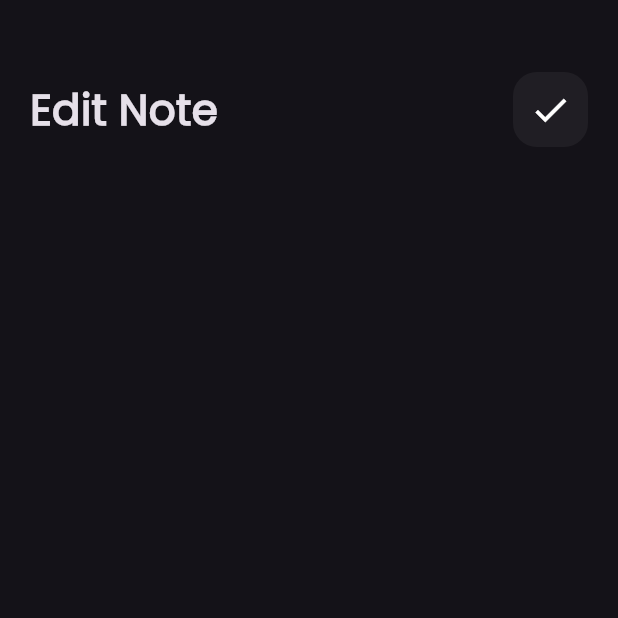
After one commit to Mohamed-Dawood9/notes_app, a Flutter app: the screen it shows after launch, after a tap on "Flutter Tips", on a phone screen of 412 x 824 dp, the top half of it. The commit adds this screen. Run offline on Flutter 3.47's test engine with Material 3 defaults, Android fonts, the phone set to English and light mode, and no system bars.

Commit message:
Create edit note view and add custom bar to it

```diff
--- a/lib/main.dart
+++ b/lib/main.dart
@@ -1,4 +1,5 @@
 import 'package:flutter/material.dart';
+import 'package:notes_app/view/edit_note_view.dart';
 import 'package:notes_app/view/notes_view.dart';
 
 void main() {
@@ -14,6 +15,7 @@ class NotesApp extends StatelessWidget {
       debugShowCheckedModeBanner: false,
       routes: {
         NotesView.id: (context) => const NotesView(),
+        EditNoteView.id: (context) => const EditNoteView(),
       },
       theme: ThemeData(brightness: Brightness.dark, fontFamily: "Poppins"),
       initialRoute: NotesView.id,
--- /dev/null
+++ b/lib/view/edit_note_view.dart
@@ -0,0 +1,25 @@
+import 'package:flutter/material.dart';
+import 'package:notes_app/widgets/custom_app_bar.dart';
+
+class EditNoteView extends StatelessWidget {
+  const EditNoteView({super.key});
+
+  static String id = "editNoteView";
+  @override
+  Widget build(BuildContext context) {
+    return const Scaffold(
+      body: Padding(
+        padding: EdgeInsets.only(left: 20, right: 20, top: 8),
+        child: Column(
+          children: [
+            SizedBox(height: 40),
+            CustomAppBar(
+              title: "Edit Note",
+              icon: Icons.check,
+            ),
+          ],
+        ),
+      ),
+    );
+  }
+}
--- a/lib/widgets/custom_app_bar.dart
+++ b/lib/widgets/custom_app_bar.dart
@@ -1,29 +1,20 @@
 import 'package:flutter/material.dart';
+import 'package:notes_app/widgets/custom_icon.dart';
 
 class CustomAppBar extends StatelessWidget {
-  const CustomAppBar({super.key});
-
+  const CustomAppBar({super.key, required this.title, required this.icon});
+  final String title;
+  final IconData icon;
   @override
   Widget build(BuildContext context) {
-    return Row(
+    return  Row(
       mainAxisAlignment: MainAxisAlignment.spaceBetween,
       children: [
-        const Text(
-          "Notes",
-          style: TextStyle(fontSize: 28, fontWeight: FontWeight.w600),
+        Text(
+          title,
+          style:const TextStyle(fontSize: 28, fontWeight: FontWeight.w600),
         ),
-        Container(
-          height: 50,
-          width: 50,
-          decoration: BoxDecoration(
-            color: Colors.white.withOpacity(.05),
-            borderRadius: BorderRadius.circular(16),
-          ),
-          child: const Icon(
-            Icons.search,
-            size: 28,
-          ),
-        )
+        CutsomIcon(icon: icon,)
       ],
     );
   }
--- /dev/null
+++ b/lib/widgets/custom_icon.dart
@@ -0,0 +1,22 @@
+import 'package:flutter/material.dart';
+
+class CutsomIcon extends StatelessWidget {
+  const CutsomIcon({super.key, required this.icon});
+
+  final IconData icon;
+  @override
+  Widget build(BuildContext context) {
+    return Container(
+      height: 50,
+      width: 50,
+      decoration: BoxDecoration(
+        color: Colors.white.withOpacity(.05),
+        borderRadius: BorderRadius.circular(16),
+      ),
+      child:  Icon(
+        icon ,
+        size: 28,
+      ),
+    );
+  }
+}
--- a/lib/widgets/custom_note_item.dart
+++ b/lib/widgets/custom_note_item.dart
@@ -1,12 +1,17 @@
 import 'package:flutter/material.dart';
 import 'package:notes_app/consts/consts.dart';
+import 'package:notes_app/view/edit_note_view.dart';
 
 class NotesItem extends StatelessWidget {
   const NotesItem({super.key});
 
   @override
   Widget build(BuildContext context) {
-    return Container(
+    return GestureDetector(
+      onTap: () {
+        Navigator.pushNamed(context, EditNoteView.id);
+      },
+      child: Container(
         padding: const EdgeInsets.only(top: 20, bottom: 20, left: 16),
         decoration: BoxDecoration(
           color: const Color(0xffFFCC80),
@@ -19,7 +24,9 @@ class NotesItem extends StatelessWidget {
               title: const Text(
                 "Flutter Tips",
                 style: TextStyle(
-                  color: kTextColor, fontSize: 28, fontWeight: FontWeight.w500),
+                    color: kTextColor,
+                    fontSize: 28,
+                    fontWeight: FontWeight.w500),
               ),
               subtitle: Padding(
                 padding: const EdgeInsets.symmetric(vertical: 16),
@@ -45,6 +52,7 @@ class NotesItem extends StatelessWidget {
             ),
           ],
         ),
+      ),
     );
   }
 }
--- a/lib/widgets/notes_view_body.dart
+++ b/lib/widgets/notes_view_body.dart
@@ -14,7 +14,7 @@ class NotesViewBody extends StatelessWidget {
           SizedBox(
             height: 40,
           ),
-          CustomAppBar(),
+          CustomAppBar(title: "Notes",icon: Icons.search,),
           Expanded(child: NotesListView()),
         ],
       ),
```
Lines whose indentation alone changed are shown as unchanged.
